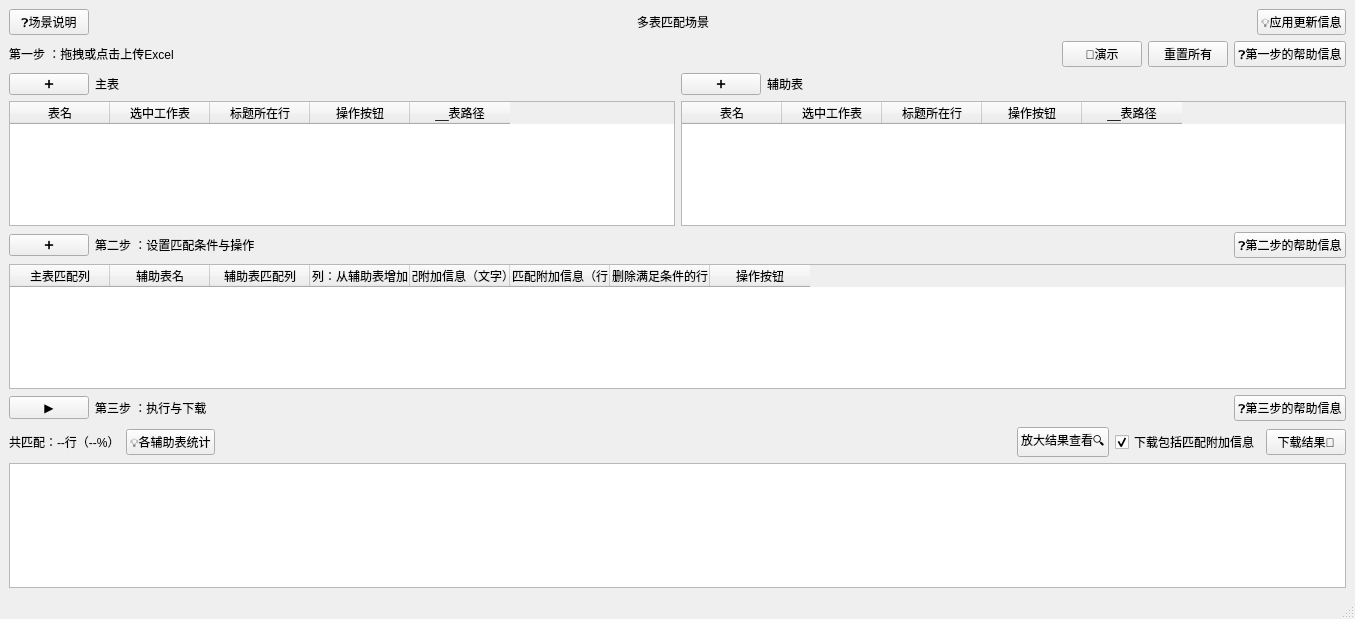
Old version of the form yrx_project/client/ui/match_table.ui in the repository Cookie-HOO/yrx_project.
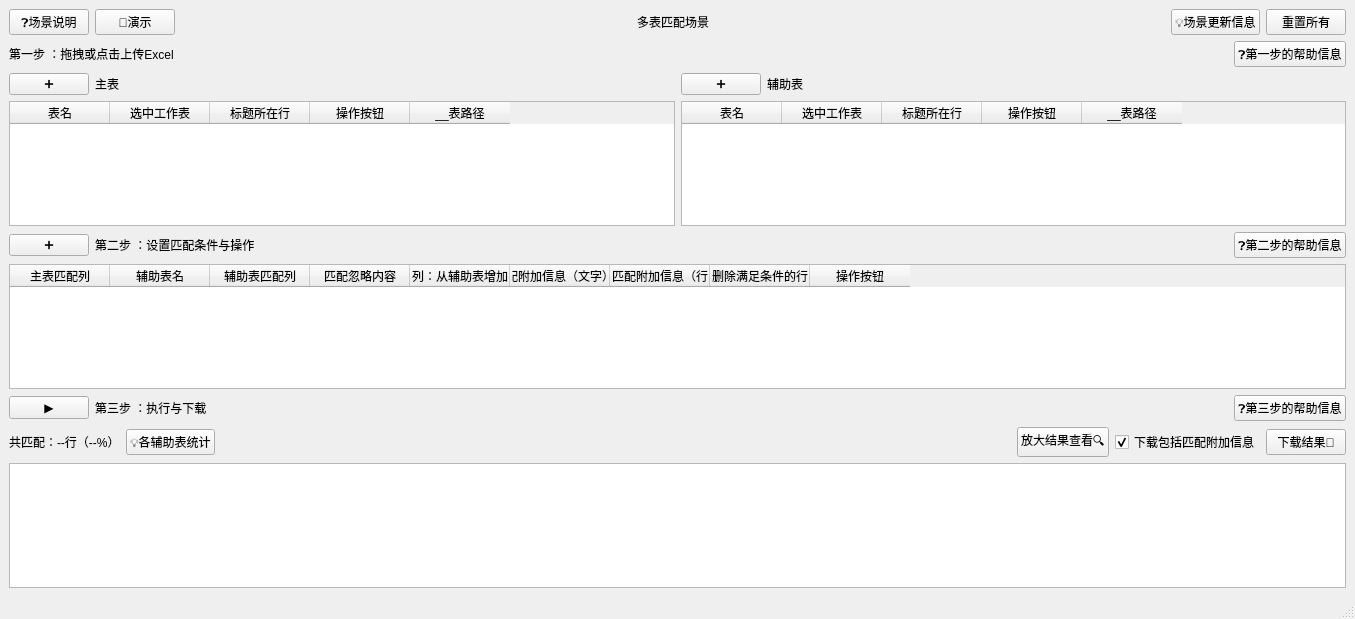
New version of the form.

Commit message: feat: 1.0.4 CatFish; 表匹配增加可选的忽略选项

What changed in the file:
```diff
--- a/yrx_project/client/ui/match_table.ui
+++ b/yrx_project/client/ui/match_table.ui
@@ -30,6 +30,13 @@
         </property>
        </widget>
       </item>
+      <item>
+       <widget class="QPushButton" name="demo_button">
+        <property name="text">
+         <string>📰演示</string>
+        </property>
+       </widget>
+      </item>
       <item>
        <spacer name="horizontalSpacer_7">
         <property name="orientation">
@@ -72,7 +79,14 @@
       <item>
        <widget class="QPushButton" name="release_info_button">
         <property name="text">
-         <string>💡应用更新信息</string>
+         <string>💡场景更新信息</string>
+        </property>
+       </widget>
+      </item>
+      <item>
+       <widget class="QPushButton" name="reset_button">
+        <property name="text">
+         <string>重置所有</string>
         </property>
        </widget>
       </item>
@@ -100,20 +114,6 @@
         </property>
        </spacer>
       </item>
-      <item>
-       <widget class="QPushButton" name="demo_button">
-        <property name="text">
-         <string>📰演示</string>
-        </property>
-       </widget>
-      </item>
-      <item>
-       <widget class="QPushButton" name="reset_button">
-        <property name="text">
-         <string>重置所有</string>
-        </property>
-       </widget>
-      </item>
       <item>
        <widget class="QPushButton" name="step1_help_info_button">
         <property name="text">
@@ -344,7 +344,7 @@
        <enum>QAbstractItemView::ScrollPerItem</enum>
       </property>
       <property name="columnCount">
-       <number>8</number>
+       <number>9</number>
       </property>
       <attribute name="verticalHeaderVisible">
        <bool>true</bool>
@@ -364,6 +364,11 @@
         <string>辅助表匹配列</string>
        </property>
       </column>
+      <column>
+       <property name="text">
+        <string>匹配忽略内容</string>
+       </property>
+      </column>
       <column>
        <property name="text">
         <string>列：从辅助表增加</string>
```
The commit also changes 14 other files.
